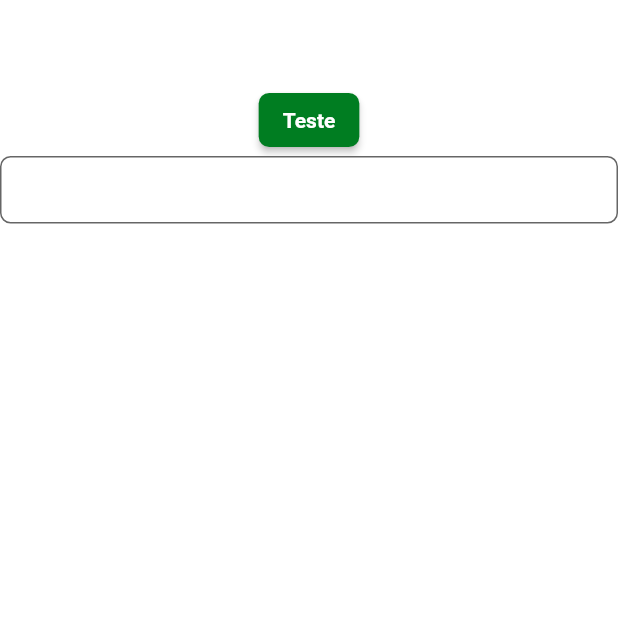
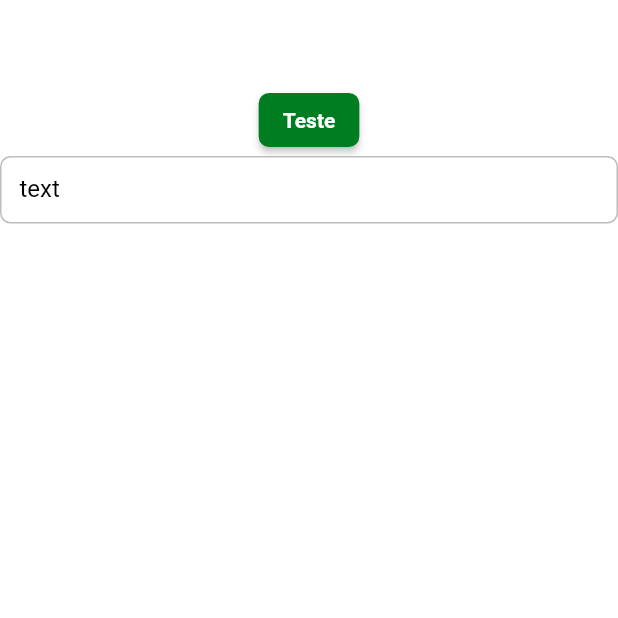
Before and after one commit to Rod634/food_delivery_app, a Flutter app: the screen it shows after launch, on a phone screen of 412 x 824 dp, the top half of it. Run offline on Flutter 3.47's test engine with Material 2 defaults, Android fonts, the phone set to English and light mode, and no system bars; Roboto replaces fonts that are missing (mplus1).

Commit message:
add label theme, and theme file

```diff
--- /dev/null
+++ b/lib/app/core/ui/theme/theme_config.dart
@@ -0,0 +1,46 @@
+import 'package:dw9_delivery_app/app/core/ui/styles/text_styles.dart';
+import 'package:flutter/material.dart';
+
+import '../styles/app_styles.dart';
+import '../styles/color_app.dart';
+
+class ThemeConfig {
+  ThemeConfig._();
+
+  static final _defaultInputBorder = OutlineInputBorder(
+    borderRadius: BorderRadius.circular(7),
+    borderSide: BorderSide(color: Colors.grey[400]!),
+  );
+
+  static final theme = ThemeData(
+    scaffoldBackgroundColor: Colors.white,
+    appBarTheme: const AppBarTheme(
+      backgroundColor: Colors.white,
+      elevation: 0,
+      centerTitle: true,
+      iconTheme: IconThemeData(
+        color: Colors.black,
+      ),
+    ),
+    primaryColor: ColorsApp.instance.primary,
+    colorScheme: ColorScheme.fromSeed(
+      seedColor: ColorsApp.instance.primary,
+      primary: ColorsApp.instance.primary,
+      secondary: ColorsApp.instance.secondary,
+    ),
+    elevatedButtonTheme: ElevatedButtonThemeData(
+      style: AppStyles.instance.primaryButtom,
+    ),
+    inputDecorationTheme: InputDecorationTheme(
+      fillColor: Colors.white,
+      filled: true,
+      isDense: true,
+      contentPadding: const EdgeInsets.all(13),
+      border: _defaultInputBorder,
+      enabledBorder: _defaultInputBorder,
+      focusedBorder: _defaultInputBorder,
+      labelStyle: TextStyles.instance.textRegular.copyWith(color: Colors.black),
+      errorStyle: TextStyles.instance.textRegular.copyWith(color: Colors.red),
+    ),
+  );
+}
--- a/lib/app/delivery_app.dart
+++ b/lib/app/delivery_app.dart
@@ -1,3 +1,4 @@
+import 'package:dw9_delivery_app/app/core/ui/theme/theme_config.dart';
 import 'package:dw9_delivery_app/app/pages/splash/splash_page.dart';
 import 'package:flutter/material.dart';
 
@@ -8,6 +9,7 @@ class DeliveryApp extends StatelessWidget {
   Widget build(BuildContext context) {
     return MaterialApp(
       title: 'Delivery App',
+      theme: ThemeConfig.theme,
       routes: {
         '/': (context) => const SplashPage(),
       },
--- a/lib/app/pages/splash/splash_page.dart
+++ b/lib/app/pages/splash/splash_page.dart
@@ -1,46 +1,11 @@
-import 'package:dw9_delivery_app/app/core/ui/styles/app_styles.dart';
-import 'package:dw9_delivery_app/app/core/ui/styles/color_app.dart';
 import 'package:flutter/material.dart';
-import 'package:flutter/src/widgets/framework.dart';
-import 'package:flutter/src/widgets/placeholder.dart';
 
 class SplashPage extends StatelessWidget {
   const SplashPage({super.key});
 
   @override
   Widget build(BuildContext context) {
-    return Theme(
-      data: ThemeData(
-        scaffoldBackgroundColor: Colors.white,
-        appBarTheme: const AppBarTheme(
-          backgroundColor: Colors.white,
-          elevation: 0,
-          centerTitle: true,
-          iconTheme: IconThemeData(
-            color: Colors.black,
-          ),
-        ),
-        primaryColor: ColorsApp.instance.primary,
-        colorScheme: ColorScheme.fromSeed(
-          seedColor: ColorsApp.instance.primary,
-          primary: ColorsApp.instance.primary,
-          secondary: ColorsApp.instance.secondary,
-        ),
-        elevatedButtonTheme: ElevatedButtonThemeData(
-          style: AppStyles.instance.primaryButtom,
-        ),
-        inputDecorationTheme: InputDecorationTheme(
-          fillColor: Colors.white,
-          filled: true,
-          isDense: true,
-          contentPadding: const EdgeInsets.all(13),
-          border: OutlineInputBorder(
-            borderRadius: BorderRadius.circular(7),
-            borderSide: BorderSide(color: Colors.grey[400]!),
-          ),
-        ),
-      ),
-      child: Scaffold(
+    return Scaffold(
       appBar: AppBar(
         title: const Text('splash'),
       ),
@@ -50,9 +15,10 @@ class SplashPage extends StatelessWidget {
           onPressed: () {},
           child: const Text('Teste'),
         ),
-          TextFormField()
+        TextFormField(
+          decoration: const InputDecoration(labelText: 'text'),
+        )
       ]),
-      ),
     );
   }
 }
```
Lines whose indentation alone changed are shown as unchanged.
